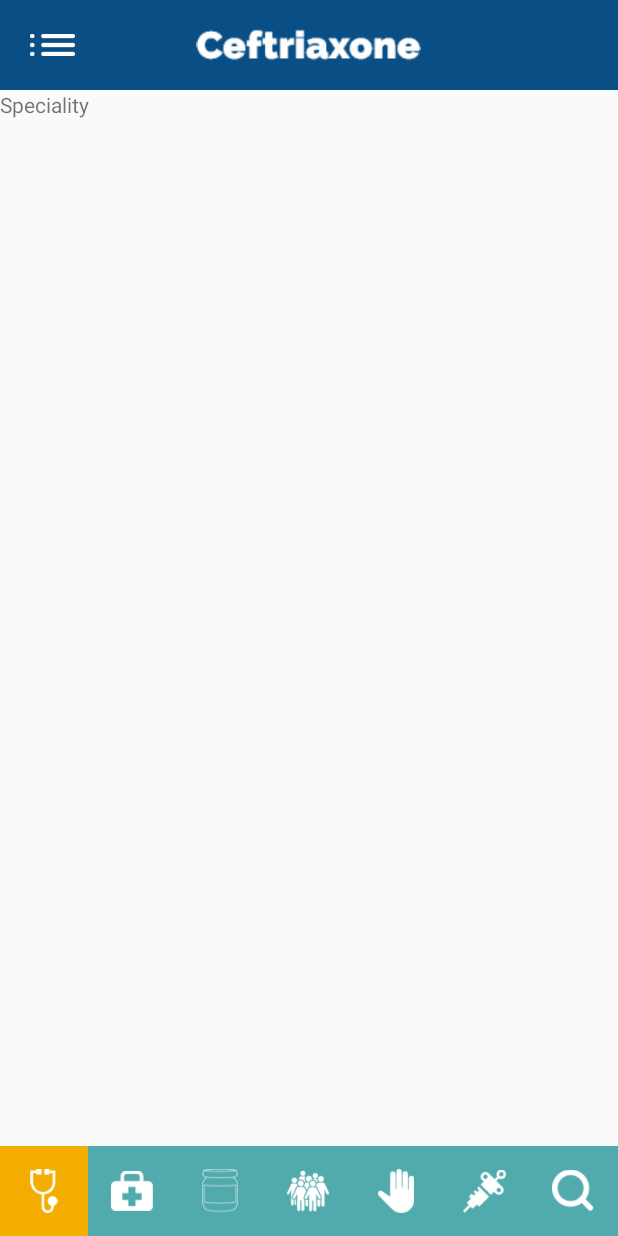
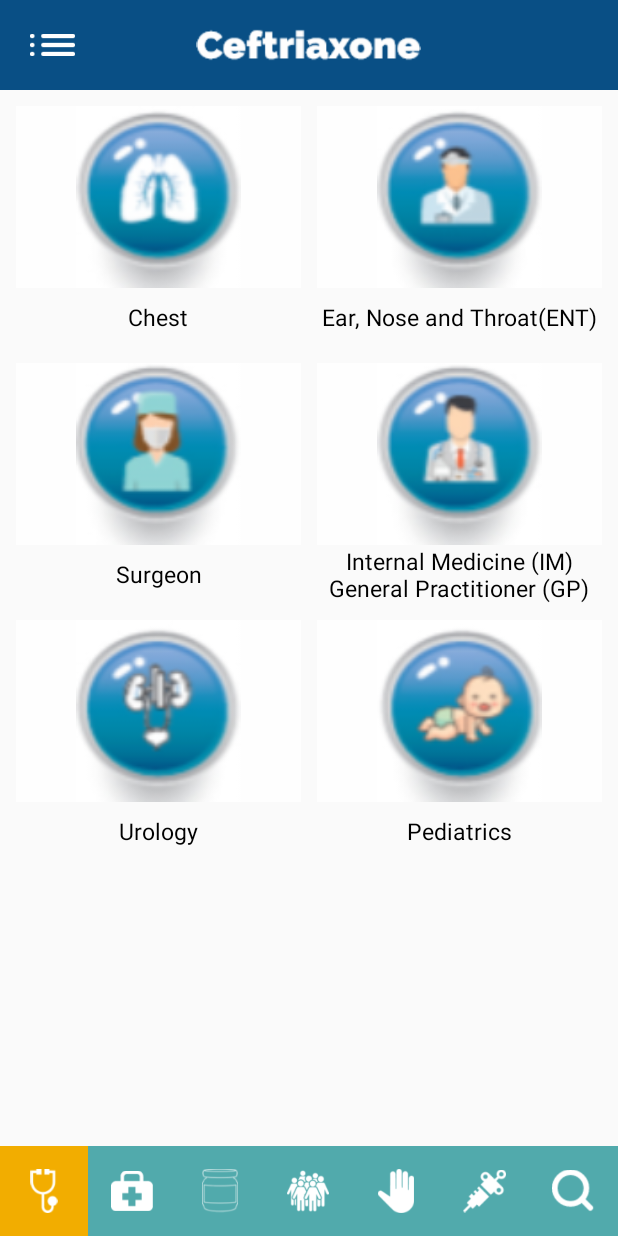
Before and after one commit to Ma7moudElbaz/Ceftriaxone, an Android app: the screen it shows after launch (MainActivity), on a phone screen of 412 x 824 dp. Run offline under Robolectric (Android 15) with nearby library versions, the phone set to English and light mode, and no system bars.

Commit message:
08/07/2020 commit

```diff
--- /dev/null
+++ b/app/src/main/java/com/cat/ceftriaxone/speciality/Speciality_adapter.java
@@ -0,0 +1,76 @@
+package com.cat.ceftriaxone.speciality;
+
+import android.content.Context;
+import android.content.Intent;
+import android.net.Uri;
+import android.util.Log;
+import android.view.LayoutInflater;
+import android.view.View;
+import android.view.ViewGroup;
+import android.widget.ImageView;
+import android.widget.LinearLayout;
+import android.widget.TextView;
+
+import androidx.annotation.NonNull;
+import androidx.recyclerview.widget.RecyclerView;
+
+import com.cat.ceftriaxone.R;
+
+import java.util.ArrayList;
+import java.util.List;
+
+
+public class Speciality_adapter extends RecyclerView.Adapter<Speciality_adapter.ViewHolder> {
+
+    private List<Speciality_item> items;
+
+    private Context mContext;
+
+    public Speciality_adapter(Context context, ArrayList<Speciality_item> items) {
+
+        this.mContext = context;
+        this.items = items;
+    }
+
+    @NonNull
+    @Override
+    public Speciality_adapter.ViewHolder onCreateViewHolder(@NonNull ViewGroup parent, int viewType) {
+        View view = LayoutInflater.from(parent.getContext()).inflate(R.layout.item_speciality, parent, false);
+        Speciality_adapter.ViewHolder holder = new Speciality_adapter.ViewHolder(view);
+        return holder;
+    }
+
+    @Override
+    public void onBindViewHolder(@NonNull Speciality_adapter.ViewHolder holder, final int position) {
+
+
+        holder.title.setText(items.get(position).getTitle());
+        holder.img.setImageResource(items.get(position).getImg());
+        holder.parent_layout.setOnClickListener(new View.OnClickListener() {
+            @Override
+            public void onClick(View view) {
+
+            }
+        });
+
+    }
+
+    @Override
+    public int getItemCount() {
+        return items.size();
+    }
+
+    public class ViewHolder extends RecyclerView.ViewHolder {
+
+        ImageView img;
+        TextView title;
+        LinearLayout parent_layout;
+
+        public ViewHolder(@NonNull View itemView) {
+            super(itemView);
+            img = itemView.findViewById(R.id.speciality_img);
+            title = itemView.findViewById(R.id.speciality_title);
+            parent_layout = itemView.findViewById(R.id.parent_layout);
+        }
+    }
+}
--- a/app/src/main/java/com/cat/ceftriaxone/speciality/Speciality_fragment.java
+++ b/app/src/main/java/com/cat/ceftriaxone/speciality/Speciality_fragment.java
@@ -1,8 +1,15 @@
 package com.cat.ceftriaxone.speciality;
 
+import android.graphics.drawable.Drawable;
 import android.os.Bundle;
 
+import androidx.annotation.NonNull;
+import androidx.annotation.Nullable;
+import androidx.core.content.res.ResourcesCompat;
 import androidx.fragment.app.Fragment;
+import androidx.recyclerview.widget.LinearLayoutManager;
+import androidx.recyclerview.widget.RecyclerView;
+import androidx.recyclerview.widget.StaggeredGridLayoutManager;
 
 import android.view.LayoutInflater;
 import android.view.View;
@@ -10,8 +17,15 @@ import android.view.ViewGroup;
 
 import com.cat.ceftriaxone.R;
 
+import java.util.ArrayList;
+
 
 public class Speciality_fragment extends Fragment {
+
+
+    RecyclerView specialityRecycler;
+    ArrayList<Speciality_item> items;
+    Speciality_adapter adapter;
 
     @Override
     public View onCreateView(LayoutInflater inflater, ViewGroup container,
@@ -19,4 +33,22 @@ public class Speciality_fragment extends Fragment {
         // Inflate the layout for this fragment
         return inflater.inflate(R.layout.speciality_fragment, container, false);
     }
+
+    @Override
+    public void onViewCreated(@NonNull View view, @Nullable Bundle savedInstanceState) {
+        super.onViewCreated(view, savedInstanceState);
+        items = new ArrayList<>();
+        items.add(new Speciality_item(1,R.drawable.ic_chest,"Chest"));
+        items.add(new Speciality_item(1,R.drawable.ic_ent,"Ear, Nose and Throat(ENT)"));
+        items.add(new Speciality_item(1,R.drawable.ic_surgeon,"Surgeon"));
+        items.add(new Speciality_item(1,R.drawable.ic_im_gp,"Internal Medicine (IM) General Practitioner (GP)"));
+        items.add(new Speciality_item(1,R.drawable.ic_urology,"Urology"));
+        items.add(new Speciality_item(1,R.drawable.ic_pediatric,"Pediatrics"));
+
+        StaggeredGridLayoutManager layoutManager = new StaggeredGridLayoutManager(2, LinearLayoutManager.VERTICAL);
+        specialityRecycler = view.findViewById(R.id.speciality_recycler);
+         adapter = new Speciality_adapter(getActivity(), items);
+        specialityRecycler.setLayoutManager(layoutManager);
+        specialityRecycler.setAdapter(adapter);
+    }
 }
--- /dev/null
+++ b/app/src/main/java/com/cat/ceftriaxone/speciality/Speciality_item.java
@@ -0,0 +1,36 @@
+package com.cat.ceftriaxone.speciality;
+
+public class Speciality_item {
+    private int id,img;
+    private String title;
+
+    public Speciality_item(int id, int img, String title) {
+        this.id = id;
+        this.img = img;
+        this.title = title;
+    }
+
+    public int getId() {
+        return id;
+    }
+
+    public void setId(int id) {
+        this.id = id;
+    }
+
+    public int getImg() {
+        return img;
+    }
+
+    public void setImg(int img) {
+        this.img = img;
+    }
+
+    public String getTitle() {
+        return title;
+    }
+
+    public void setTitle(String title) {
+        this.title = title;
+    }
+}
--- /dev/null
+++ b/app/src/main/res/layout/item_speciality.xml
@@ -0,0 +1,36 @@
+<?xml version="1.0" encoding="utf-8"?>
+<LinearLayout xmlns:android="http://schemas.android.com/apk/res/android"
+    xmlns:app="http://schemas.android.com/apk/res-auto"
+    android:id="@+id/parent_layout"
+    android:layout_width="match_parent"
+    android:layout_height="wrap_content"
+    android:orientation="vertical"
+    android:padding="5dp">
+
+
+
+
+        <ImageView
+            android:id="@+id/speciality_img"
+            android:layout_width="match_parent"
+            android:layout_height="wrap_content"
+            android:background="@color/white"
+            android:src="@drawable/ic_chest"
+            android:paddingLeft="40dp"
+            android:paddingRight="40dp"
+            android:adjustViewBounds="true"/>
+
+
+    <TextView
+        android:id="@+id/speciality_title"
+        android:layout_width="match_parent"
+        android:layout_height="wrap_content"
+        android:maxLines="2"
+        android:minLines="2"
+        android:text="Kuwait’s Planned Mega Project to Spur USD 200 Bn Foreign Investment"
+        android:gravity="center"
+        android:textColor="@color/black"
+        android:textSize="15sp" />
+
+
+</LinearLayout>
--- a/app/src/main/res/layout/speciality_fragment.xml
+++ b/app/src/main/res/layout/speciality_fragment.xml
@@ -5,10 +5,10 @@
     android:layout_height="match_parent"
     tools:context=".speciality.Speciality_fragment">
 
-    <!-- TODO: Update blank fragment layout -->
-    <TextView
+    <androidx.recyclerview.widget.RecyclerView
+        android:id="@+id/speciality_recycler"
         android:layout_width="match_parent"
-        android:layout_height="match_parent"
-        android:text="Speciality" />
+        android:layout_height="wrap_content"
+        android:padding="5dp"/>
 
 </FrameLayout>
```
Also changed, not shown: app/src/main/res/drawable/ic_chest.png (added), app/src/main/res/drawable/ic_ent.png (added), app/src/main/res/drawable/ic_im_gp.png (added), app/src/main/res/drawable/ic_pediatric.png (added), app/src/main/res/drawable/ic_surgeon.png (added), app/src/main/res/drawable/ic_urology.png (added).
